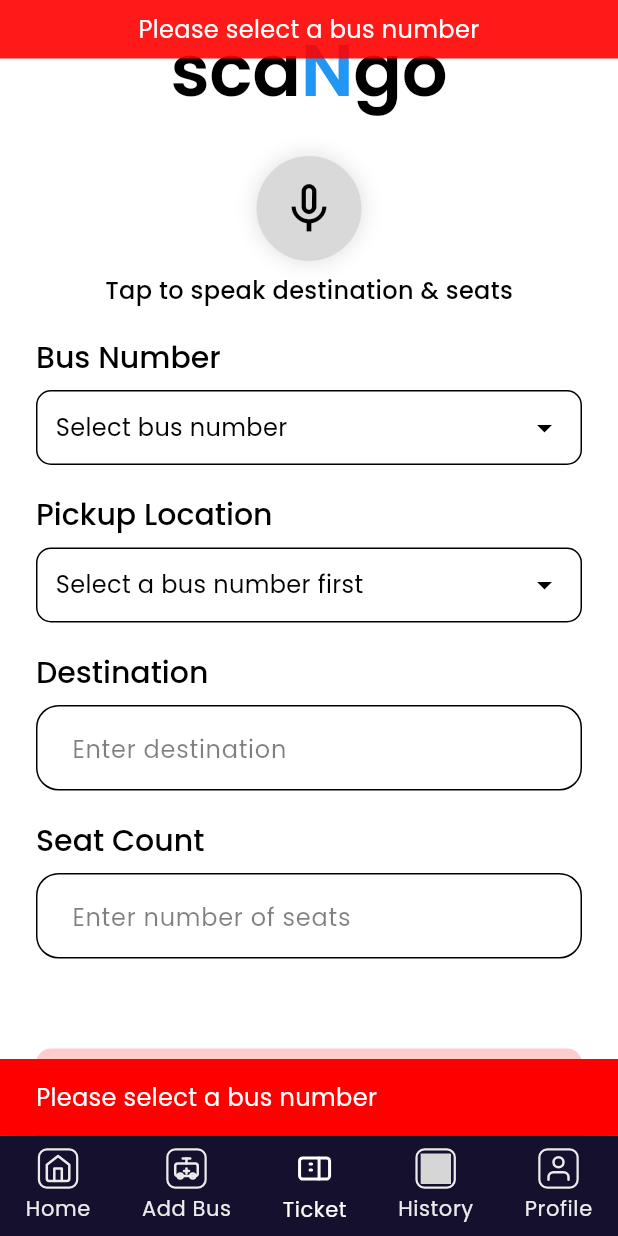
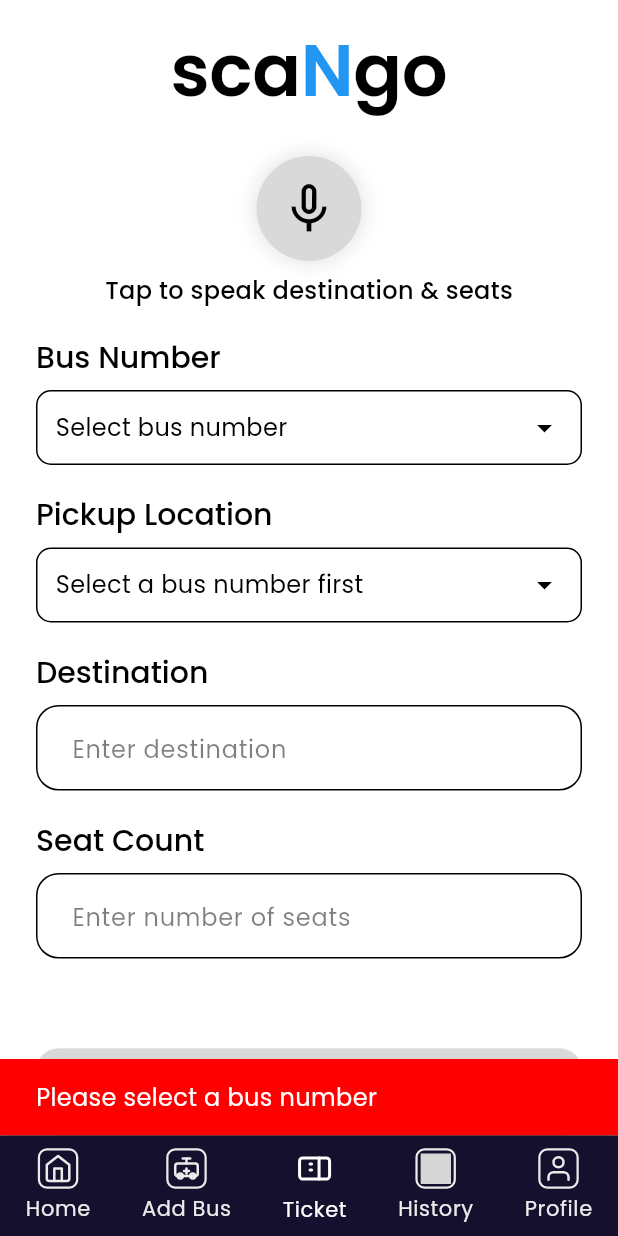
Before and after one commit to ChamalJulanJS/scango_new, a Flutter app: the screen it shows once a user with an empty profile is signed in, item 3 of the bottom bar chosen, after a tap on "Checkout", on a phone screen of 412 x 824 dp. Run offline on Flutter 3.47's test engine with Material 3 defaults, Android fonts, the phone set to English and light mode, and no system bars; our stand-ins replace cloud_firestore, firebase_auth, firebase_core, firebase_storage, flutter_gemini, flutter_svg and 2 more; accounts and stored records are empty; grey boxes are pictures that could not be loaded.

Commit message:
Fix bugs

```diff
--- a/lib/screens/ticket_screen.dart
+++ b/lib/screens/ticket_screen.dart
@@ -42,7 +42,6 @@ class _TicketScreenState extends State<TicketScreen> {
   List<String> _busNumbers = [];
   List<String> _pickupLocations = [];
   bool _isLoading = true;
-  String? _errorMessage;
 
   @override
   void initState() {
@@ -74,10 +73,16 @@ class _TicketScreenState extends State<TicketScreen> {
         if (status == 'done' || status == 'notListening') {
           setState(() {
             _isListening = false;
+          });
+
+          // Only set processing state if we're not already processing (for Gemini)
+          // This prevents overriding the Gemini processing state
+          if (!_isProcessing) {
+            setState(() {
               _isProcessing = true;
             });
 
-          // Show processing state briefly
+            // Show processing state briefly, then reset
             Future.delayed(const Duration(milliseconds: 1500), () {
               if (mounted) {
                 setState(() {
@@ -85,6 +90,7 @@ class _TicketScreenState extends State<TicketScreen> {
                 });
               }
             });
+          }
         }
       },
     );
@@ -141,10 +147,20 @@ class _TicketScreenState extends State<TicketScreen> {
 
   // Stop listening to speech
   void _stopListening() async {
+    try {
       await _speech.stop();
+      // Inform the user that listening has stopped
+      _showInfoSnackBar('Speech recognition stopped');
+    } catch (e) {
+      log('Error stopping speech recognition: $e');
+    } finally {
+      // Ensure the state is updated regardless of whether the stop call succeeded
+      if (mounted) {
         setState(() {
           _isListening = false;
         });
+      }
+    }
   }
 
   // Handle speech recognition results
@@ -165,17 +181,17 @@ class _TicketScreenState extends State<TicketScreen> {
 
   // Process Sinhala text with Gemini
   Future<void> _processSinhalaTextWithGemini(String sinhalaText) async {
+    // Make sure speech recognition is stopped
+    if (_isListening) {
+      _stopListening();
+    }
+
     setState(() {
       _isProcessing = true;
     });
 
     // Show a processing message to the user
-    ScaffoldMessenger.of(context).showSnackBar(
-      const SnackBar(
-        content: Text('Processing your speech...'),
-        duration: Duration(seconds: 2),
-      ),
-    );
+    _showInfoSnackBar('Processing your speech...');
 
     try {
       // Simplified prompt that works better with Gemini API
@@ -204,13 +220,7 @@ Examples:
             _updateFieldsFromGeminiResponse(jsonResponse);
 
             // Show success message
-            ScaffoldMessenger.of(context).showSnackBar(
-              const SnackBar(
-                content: Text('Information extracted successfully!'),
-                backgroundColor: AppTheme.greenColor,
-                duration: Duration(seconds: 2),
-              ),
-            );
+            _showSuccessSnackBar('Information extracted successfully!');
             return; // Success with text method
           }
         }
@@ -244,47 +254,24 @@ Examples:
             _updateFieldsFromGeminiResponse(jsonResponse);
 
             // Show success message
-            ScaffoldMessenger.of(context).showSnackBar(
-              const SnackBar(
-                content: Text('Information extracted successfully!'),
-                backgroundColor: AppTheme.greenColor,
-                duration: Duration(seconds: 2),
-              ),
-            );
+            _showSuccessSnackBar('Information extracted successfully!');
           } else {
             log('Failed to extract JSON from Gemini response');
-            ScaffoldMessenger.of(context).showSnackBar(
-              const SnackBar(
-                content: Text('Could not extract information from speech'),
-                backgroundColor: AppTheme.redColor,
-                duration: Duration(seconds: 2),
-              ),
-            );
+            _showErrorSnackBar('Could not extract information from speech');
           }
         } catch (e) {
           log('Error parsing Gemini response: $e');
-          ScaffoldMessenger.of(context).showSnackBar(
-            SnackBar(
-              content: Text('Error parsing response: $e'),
-              backgroundColor: AppTheme.redColor,
-              duration: Duration(seconds: 2),
-            ),
-          );
+          _showErrorSnackBar('Error parsing response: $e');
         }
       }
     } catch (e) {
       log('Error processing with Gemini: $e');
-      ScaffoldMessenger.of(context).showSnackBar(
-        SnackBar(
-          content: Text('Error processing with AI: $e'),
-          backgroundColor: AppTheme.redColor,
-          duration: Duration(seconds: 2),
-        ),
-      );
+      _showErrorSnackBar('Error processing with AI: $e');
     } finally {
       if (mounted) {
         setState(() {
           _isProcessing = false;
+          _isListening = false;
         });
       }
     }
@@ -365,6 +352,10 @@ Examples:
             jsonResponse['seats'] != null) {
           _seatCountController.text = jsonResponse['seats'].toString();
         }
+
+        // Ensure both listening and processing states are turned off
+        _isListening = false;
+        _isProcessing = false;
       });
     }
   }
@@ -373,7 +364,6 @@ Examples:
   Future<void> _fetchBusNumbers() async {
     setState(() {
       _isLoading = true;
-      _errorMessage = null;
     });
 
     try {
@@ -388,8 +378,8 @@ Examples:
         _isLoading = false;
       });
     } catch (e) {
+      _showErrorSnackBar('Failed to load bus numbers: ${e.toString()}');
       setState(() {
-        _errorMessage = 'Failed to load bus numbers: ${e.toString()}';
         _isLoading = false;
       });
     }
@@ -399,7 +389,6 @@ Examples:
   Future<void> _fetchPickupLocations(String busNumber) async {
     setState(() {
       _isLoading = true;
-      _errorMessage = null;
       _pickupLocations = [];
       _selectedPickupLocation = null;
     });
@@ -419,14 +408,14 @@ Examples:
           _isLoading = false;
         });
       } else {
+        _showErrorSnackBar('Bus routes not found');
         setState(() {
-          _errorMessage = 'Bus routes not found';
           _isLoading = false;
         });
       }
     } catch (e) {
+      _showErrorSnackBar('Failed to load pickup locations: ${e.toString()}');
       setState(() {
-        _errorMessage = 'Failed to load pickup locations: ${e.toString()}';
         _isLoading = false;
       });
     }
@@ -442,28 +431,28 @@ Examples:
   Future<void> _submitTicket() async {
     // Validate inputs
     if (_selectedBusNumber == null) {
-      _showError('Please select a bus number');
+      _showErrorSnackBar('Please select a bus number');
       return;
     }
 
     if (_selectedPickupLocation == null) {
-      _showError('Please select a pickup location');
+      _showErrorSnackBar('Please select a pickup location');
       return;
     }
 
     if (_destinationController.text.isEmpty) {
-      _showError('Please enter a destination');
+      _showErrorSnackBar('Please enter a destination');
       return;
     }
 
     if (_seatCountController.text.isEmpty) {
-      _showError('Please enter the number of seats');
+      _showErrorSnackBar('Please enter the number of seats');
       return;
     }
 
     final seatCount = int.tryParse(_seatCountController.text);
     if (seatCount == null || seatCount <= 0) {
-      _showError('Please enter a valid seat count');
+      _showErrorSnackBar('Please enter a valid seat count');
       return;
     }
 
@@ -472,22 +461,16 @@ Examples:
     // Show processing state
     setState(() {
       _isLoading = true;
-      _errorMessage = null;
     });
 
     // Show a processing message to the user
-    ScaffoldMessenger.of(context).showSnackBar(
-      const SnackBar(
-        content: Text('Processing your ticket...'),
-        duration: Duration(seconds: 1),
-      ),
-    );
+    _showInfoSnackBar('Processing your ticket...');
 
     try {
       // Get current user ID
       final userId = _authService.currentUser?.uid;
       if (userId == null) {
-        _showError('User not authenticated');
+        _showErrorSnackBar('User not authenticated');
         setState(() {
           _isLoading = false;
         });
@@ -507,13 +490,7 @@ Examples:
       });
 
       // Show success message
-      ScaffoldMessenger.of(context).showSnackBar(
-        const SnackBar(
-          content: Text('Ticket created successfully!'),
-          backgroundColor: AppTheme.greenColor,
-          duration: Duration(seconds: 1),
-        ),
-      );
+      _showSuccessSnackBar('Ticket created successfully!');
 
       // Use addPostFrameCallback to navigate after the current frame completes
       // This prevents ScrollController not attached errors
@@ -537,22 +514,23 @@ Examples:
         });
       }
     } catch (e) {
-      _showError('Failed to submit ticket: ${e.toString()}');
+      _showErrorSnackBar('Failed to submit ticket: ${e.toString()}');
       setState(() {
         _isLoading = false;
       });
     }
   }
 
-  void _showError(String message) {
-    setState(() {
-      _errorMessage = message;
-    });
+  // Shows error as SnackBar without updating _errorMessage state
+  void _showErrorSnackBar(String message) {
+    // Clear any existing SnackBars
+    ScaffoldMessenger.of(context).clearSnackBars();
 
     ScaffoldMessenger.of(context).showSnackBar(
       SnackBar(
         content: Text(message),
         backgroundColor: AppTheme.redColor,
+        duration: const Duration(seconds: 2),
       ),
     );
   }
@@ -582,7 +560,7 @@ Examples:
                               children: [
                                 InkWell(
                                   onTap: _isProcessing
-                                      ? null
+                                      ? null // Disable while processing
                                       : (_isListening
                                           ? _stopListening
                                           : _startListening),
@@ -811,22 +789,6 @@ Examples:
                             ),
                           const SizedBox(height: 30),
 
-                          // Error message display
-                          if (_errorMessage != null)
-                            Container(
-                              width: double.infinity,
-                              padding: const EdgeInsets.all(10.0),
-                              decoration: BoxDecoration(
-                                color: AppTheme.redColor.withOpacity(0.2),
-                                borderRadius: BorderRadius.circular(10.0),
-                              ),
-                              child: Text(
-                                _errorMessage!,
-                                style: TextStyle(color: AppTheme.redColor),
-                                textAlign: TextAlign.center,
-                              ),
-                            ),
-
                           // Checkout Button
                           Row(
                             mainAxisAlignment: MainAxisAlignment.center,
@@ -892,27 +854,6 @@ Examples:
                               ),
                             ],
                           ),
-                        ),
-                      ),
-                    ),
-
-                  // Error message overlay
-                  if (!_isLoading && _errorMessage != null)
-                    Positioned(
-                      top: 0,
-                      left: 0,
-                      right: 0,
-                      child: Container(
-                        color: AppTheme.redColor.withOpacity(0.9),
-                        padding: const EdgeInsets.symmetric(
-                            horizontal: 16, vertical: 8),
-                        child: Text(
-                          _errorMessage!,
-                          style:
-                              Theme.of(context).textTheme.bodyMedium?.copyWith(
-                                    color: Colors.white,
-                                  ),
-                          textAlign: TextAlign.center,
                         ),
                       ),
                     ),
@@ -994,4 +935,31 @@ Examples:
       }
     }
   }
+
+  // Shows success message as SnackBar
+  void _showSuccessSnackBar(String message) {
+    // Clear any existing SnackBars
+    ScaffoldMessenger.of(context).clearSnackBars();
+
+    ScaffoldMessenger.of(context).showSnackBar(
+      SnackBar(
+        content: Text(message),
+        backgroundColor: AppTheme.greenColor,
+        duration: const Duration(seconds: 2),
+      ),
+    );
   }
+
+  // Shows info message as SnackBar (neutral information)
+  void _showInfoSnackBar(String message) {
+    // Clear any existing SnackBars
+    ScaffoldMessenger.of(context).clearSnackBars();
+
+    ScaffoldMessenger.of(context).showSnackBar(
+      SnackBar(
+        content: Text(message),
+        duration: const Duration(seconds: 1),
+      ),
+    );
+  }
+}
```
Lines whose indentation alone changed are shown as unchanged.
